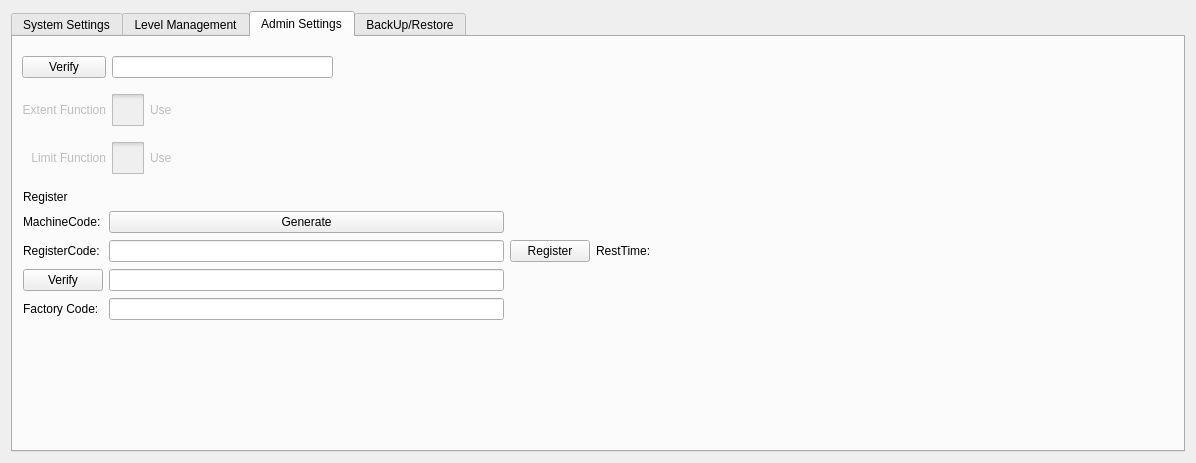
The window that hcsettings/ichcsystemsettingsframe.ui (dongdong-2009/3-5AxisRobot) describes before a commit, drawn with Qt 5.
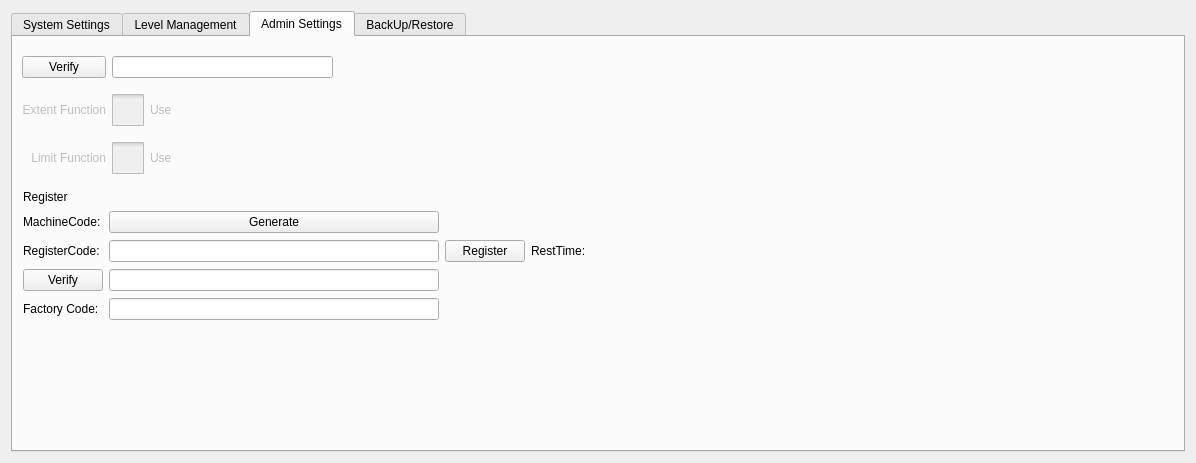
The same window after the commit. The open tabs and pages were chosen to show the change. Icons and pictures are not drawn. Custom widgets are drawn as their Qt base class.

```diff
--- a/hcsettings/ichcsystemsettingsframe.ui
+++ b/hcsettings/ichcsystemsettingsframe.ui
@@ -922,13 +922,13 @@
           </property>
           <property name="minimumSize">
            <size>
-            <width>29</width>
+            <width>120</width>
             <height>0</height>
            </size>
           </property>
           <property name="maximumSize">
            <size>
-            <width>84</width>
+            <width>120</width>
             <height>16777215</height>
            </size>
           </property>
```
